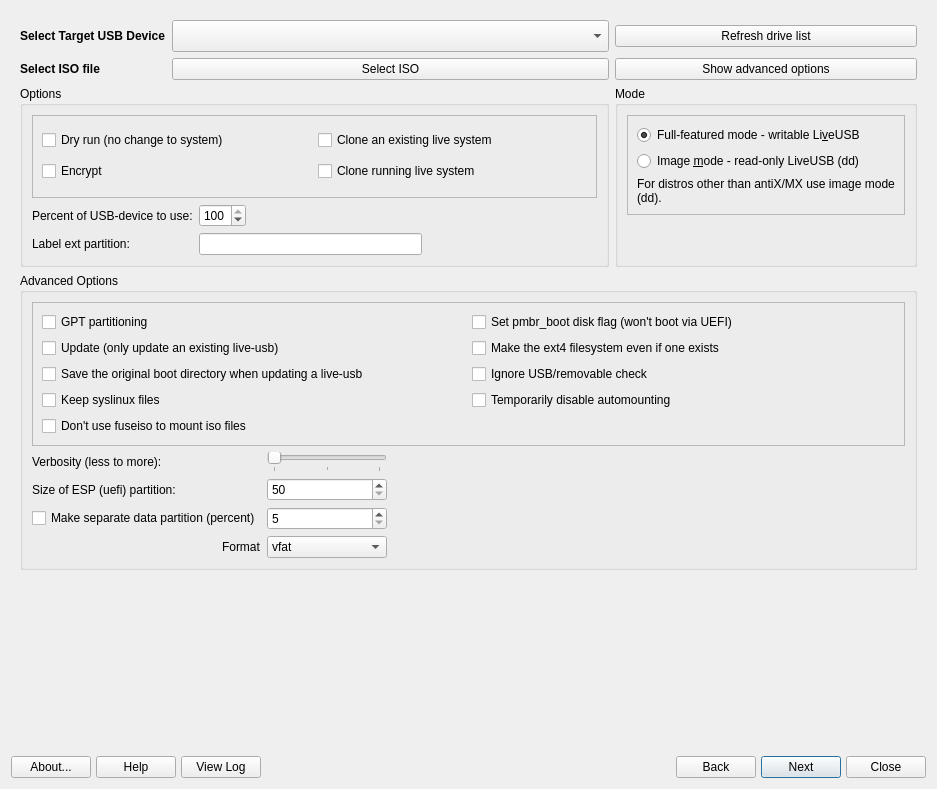
Above: mainwindow.ui from AdrianTM/mx-live-usb-maker before the change. Below: the same form after it.
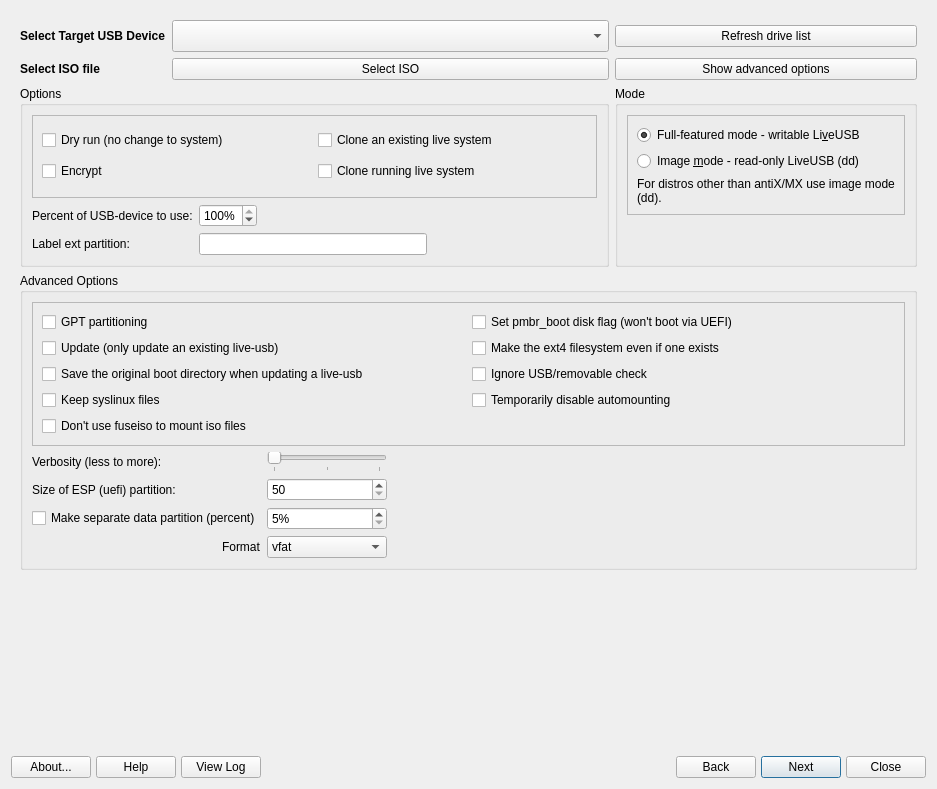
That is the form after the change. Icons and pictures are not drawn.

Commit message: Use % sufix to clarify those are percentages

The edit to the form file:
```diff
--- a/mainwindow.ui
+++ b/mainwindow.ui
@@ -496,6 +496,9 @@
           </item>
           <item row="15" column="1">
            <widget class="QSpinBox" name="spinBoxDataSize">
+            <property name="suffix">
+             <string notr="true">%</string>
+            </property>
             <property name="minimum">
              <number>5</number>
             </property>
@@ -672,6 +675,9 @@
           </item>
           <item row="1" column="1">
            <widget class="QSpinBox" name="spinBoxSize">
+            <property name="suffix">
+             <string notr="true">%</string>
+            </property>
             <property name="maximum">
              <number>100</number>
             </property>
```
